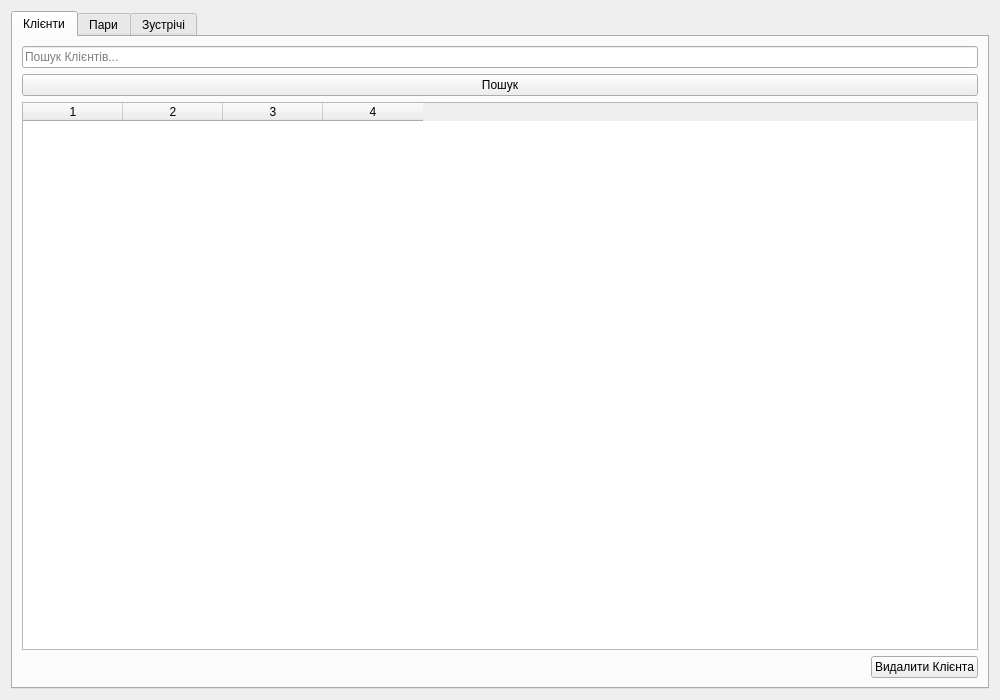
Onadelyer/dating_bureau, file QtFiles/Management.ui: the form before one commit.
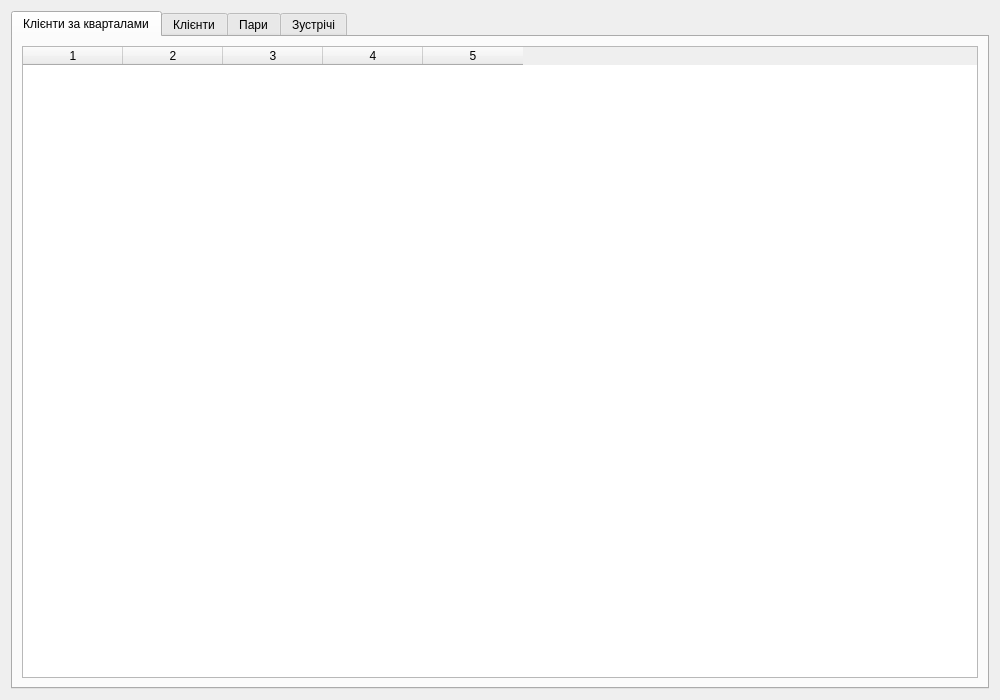
The form after the commit.

Commit message: Added clients view for quarter

The edit to the form file:
```diff
--- a/QtFiles/Management.ui
+++ b/QtFiles/Management.ui
@@ -16,6 +16,29 @@
     <layout class="QVBoxLayout" name="verticalLayout">
      <item>
         <widget class="QTabWidget" name="tabWidget">
+        <widget class="QWidget" name="tab_clients_by_quarter">
+            <attribute name="title">
+                <string>Клієнти за кварталами</string>
+            </attribute>
+            <layout class="QVBoxLayout" name="verticalLayoutClientsByQuarter">
+                <item>
+                    <widget class="QTableWidget" name="clients_by_quarter_table">
+                        <property name="columnCount">
+                            <number>5</number>
+                        </property>
+                        <property name="horizontalHeaderLabels">
+                            <stringlist>
+                                <string>Квартал</string>
+                                <string>Повне Ім'я</string>
+                                <string>Вік</string>
+                                <string>Стать</string>
+                                <string>Дата Додавання</string>
+                            </stringlist>
+                        </property>
+                    </widget>
+                </item>
+            </layout>
+        </widget>
          <widget class="QWidget" name="tab_clients">
             <attribute name="title">
              <string>Клієнти</string>
```
The commit also changes 22 other files.
